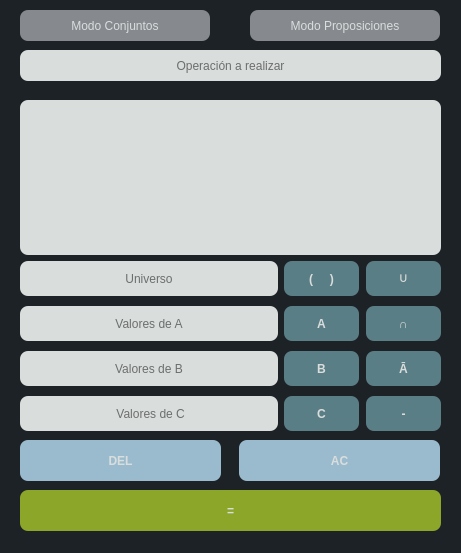
Qt form UI.ui (nanyssalazar/Calculadora-Binaria) before a commit.
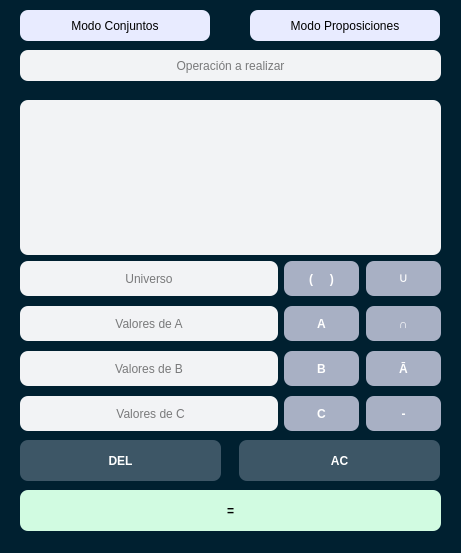
The same form after that commit.

Commit message: Cambio de paleta de colores

```diff
--- a/UI.ui
+++ b/UI.ui
@@ -23,7 +23,7 @@
    <string>Calculadora Binaria</string>
   </property>
   <property name="styleSheet">
-   <string notr="true">background-color: #1D2226;
+   <string notr="true">background-color: #002030;
 font: 14pt &quot;Century Gothic&quot;;
 
 
@@ -41,44 +41,43 @@
    </property>
    <property name="styleSheet">
     <string notr="true">QPushButton{
-background-color: #5A7E85;
+background-color: #A8B0C4;
 border-radius: 8px;
 color: #D9DDDC;
 font-weight: bold;
+color: white;
 }
 QPushButton#btn_igual{
-background-color: #8BA629;
+background-color: #D1FBE1;
+color: black;
 }
 QPushButton#btn_modConj{
-background-color: #86898E;
+background-color: #E8EBFF;
 font-weight: normal;
+color: black;
 }
 QPushButton#btn_modProp{
-background-color: #86898E;
+background-color: #E8EBFF;
 font-weight: normal;
+color: black;
 }
 QPushButton#btn_del{
-background-color: #9ABBCE;
+background-color: #3D5666;
 }
 QPushButton#btn_ac{
-background-color: #9ABBCE;
+background-color: #3D5666;
 }
-QPushButton#btn_mo{
-background-color: #9ABBCE;
-}
-QPushButton#btn_ac{
-background-color: #9ABBCE;
-}
+
 QLineEdit{
-background-color: #D9DDDC;
+background-color: #F2F3F5;
 border-radius: 8px;
 }
 QPlainTextEdit{
-background-color: #D9DDDC;
+background-color:#F2F3F5;
 border-radius: 8px;
 }
 QTableWidget{
-background-color: #D9DDDC;
+background-color: #F2F3F5;
 border-radius: 8px;
 }</string>
    </property>
```
The commit also changes 2 other files.
